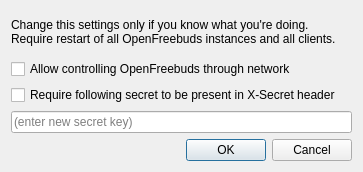
This is openfreebuds_qt/designer/stupid_rpc_setup.ui in melianmiko/OpenFreebuds as Qt 5 draws it before an edit. The edited form follows.
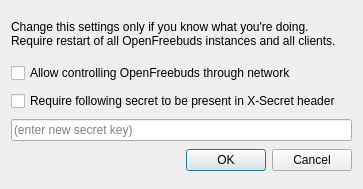
This is the edited form.

What changed in the file:
```diff
--- a/openfreebuds_qt/designer/stupid_rpc_setup.ui
+++ b/openfreebuds_qt/designer/stupid_rpc_setup.ui
@@ -7,7 +7,7 @@
     <x>0</x>
     <y>0</y>
     <width>363</width>
-    <height>172</height>
+    <height>189</height>
    </rect>
   </property>
   <property name="windowTitle">
```
Left out of the diff: 10 changed lines with no effect on the pictures.
